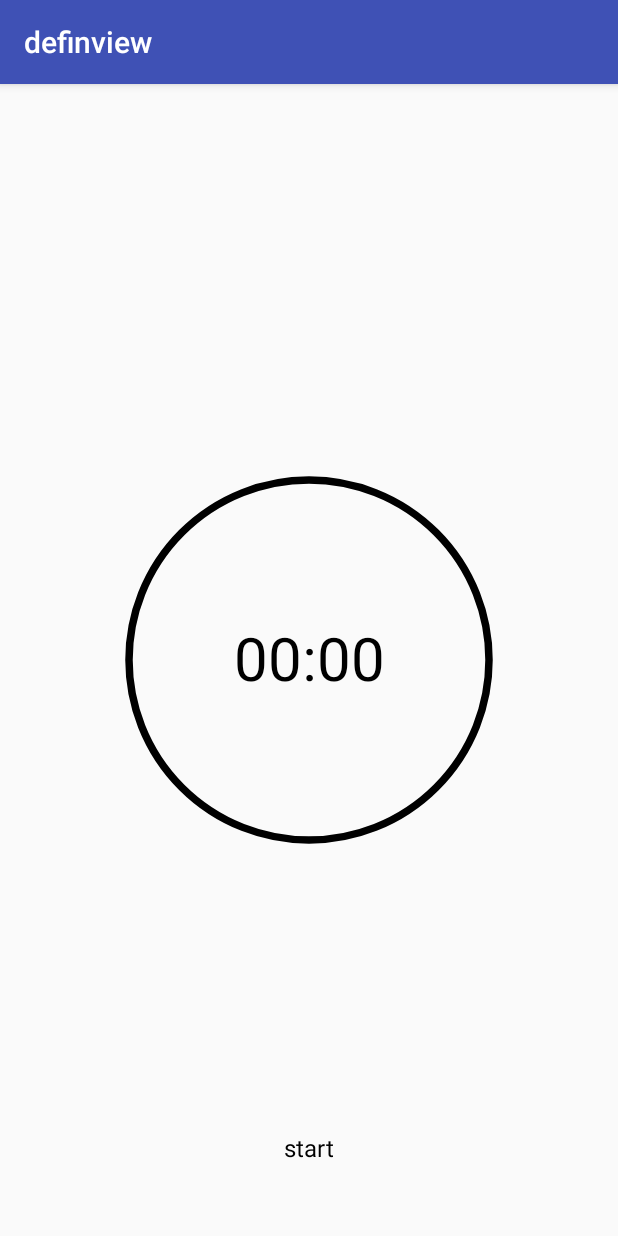
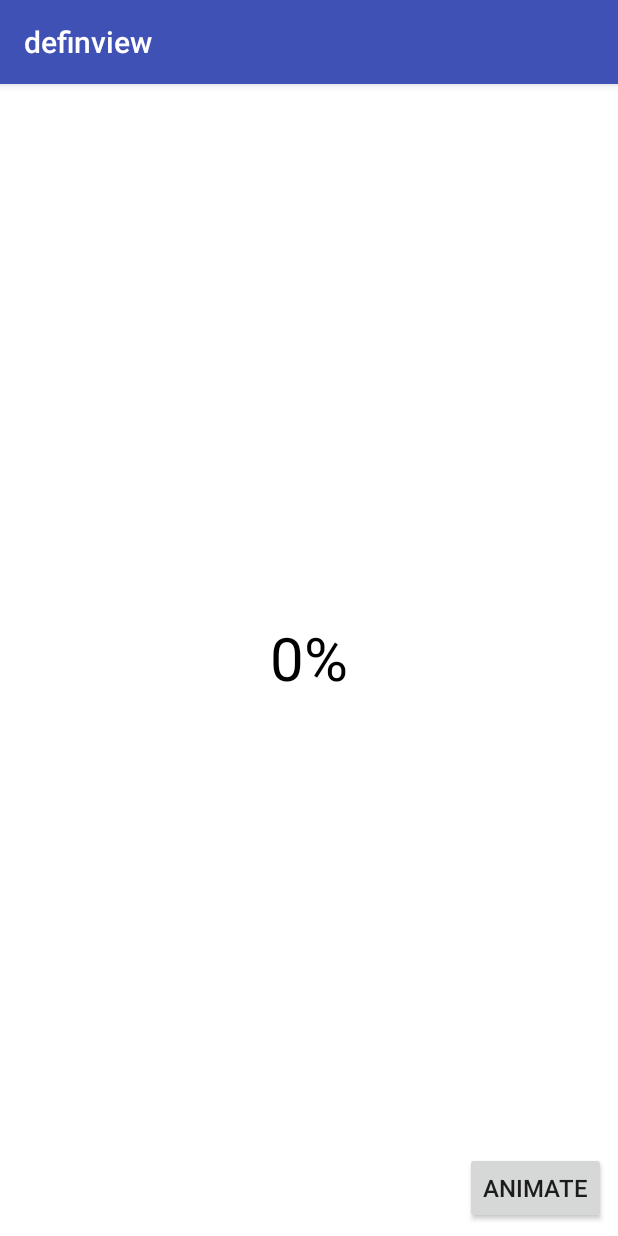
Before and after one commit to HuixingWong/UseProject, an Android app: the screen it shows after launch (MainActivity before the commit, TestCircleBarActivity after it), after a tap on "start", on a phone screen of 412 x 824 dp. Run offline under Robolectric (Android 15) with nearby library versions, the phone set to English and light mode, and no system bars.

Commit message:
进度条出错修改前提交

```diff
--- a/definview/build.gradle
+++ b/definview/build.gradle
@@ -28,5 +28,6 @@ dependencies {
         exclude group: 'com.android.support', module: 'support-annotations'
     })
     compile 'com.android.support:appcompat-v7:25.3.1'
+    compile 'com.android.support.constraint:constraint-layout:1.0.2'
     testCompile 'junit:junit:4.12'
 }
--- a/definview/src/main/AndroidManifest.xml
+++ b/definview/src/main/AndroidManifest.xml
@@ -10,11 +10,12 @@
         android:theme="@style/AppTheme">
         <activity android:name=".MainActivity">
             <intent-filter>
-                <action android:name="android.intent.action.MAIN"/>
+                <action android:name="android.intent.action.MAIN" />
 
-                <category android:name="android.intent.category.LAUNCHER"/>
+                <category android:name="android.intent.category.LAUNCHER" />
             </intent-filter>
         </activity>
+        <activity android:name=".TestCircleBarActivity"></activity>
     </application>
 
 </manifest>
--- a/definview/src/main/java/com/example/huixing/definview/MainActivity.java
+++ b/definview/src/main/java/com/example/huixing/definview/MainActivity.java
@@ -1,5 +1,6 @@
 package com.example.huixing.definview;
 
+import android.content.Intent;
 import android.support.v7.app.AppCompatActivity;
 import android.os.Bundle;
 import android.view.View;
@@ -20,6 +21,7 @@ public class MainActivity extends AppCompatActivity {
             @Override
             public void onClick(View view) {
                 clockView.start();
+                startActivity(new Intent(MainActivity.this,TestCircleBarActivity.class));
             }
         });
     }
--- /dev/null
+++ b/definview/src/main/java/com/example/huixing/definview/TestCircleBarActivity.java
@@ -0,0 +1,19 @@
+package com.example.huixing.definview;
+
+import android.support.v7.app.ActionBar;
+import android.support.v7.app.AppCompatActivity;
+import android.os.Bundle;
+import android.text.Layout;
+import android.widget.LinearLayout;
+
+import com.example.huixing.definview.practice06.Practice06KeyframeLayout;
+
+public class TestCircleBarActivity extends AppCompatActivity {
+
+    @Override
+    protected void onCreate(Bundle savedInstanceState) {
+        super.onCreate(savedInstanceState);
+        setContentView(R.layout.sample_keyframe);
+
+    }
+}
--- /dev/null
+++ b/definview/src/main/java/com/example/huixing/definview/Utils.java
@@ -0,0 +1,11 @@
+package com.example.huixing.definview;
+
+import android.content.res.Resources;
+import android.util.DisplayMetrics;
+
+public class Utils {
+    public static float dpToPixel(float dp) {
+        DisplayMetrics metrics = Resources.getSystem().getDisplayMetrics();
+        return dp * metrics.density;
+    }
+}
--- /dev/null
+++ b/definview/src/main/java/com/example/huixing/definview/practice06/Practice06KeyframeLayout.java
@@ -0,0 +1,73 @@
+package com.example.huixing.definview.practice06;
+
+import android.animation.Keyframe;
+import android.animation.ObjectAnimator;
+import android.animation.PropertyValuesHolder;
+import android.content.Context;
+import android.support.v4.view.animation.FastOutSlowInInterpolator;
+import android.util.AttributeSet;
+import android.view.LayoutInflater;
+import android.view.View;
+import android.widget.Button;
+import android.widget.RelativeLayout;
+
+import com.example.huixing.definview.R;
+
+
+public class Practice06KeyframeLayout extends RelativeLayout {
+    Practice06KeyframeView view;
+    Button animateBt;
+
+    public Practice06KeyframeLayout(Context context) {
+        super(context);
+    }
+
+    public Practice06KeyframeLayout(Context context, AttributeSet attrs) {
+        super(context, attrs);
+    }
+
+    public Practice06KeyframeLayout(Context context, AttributeSet attrs, int defStyleAttr) {
+        super(context, attrs, defStyleAttr);
+    }
+
+    @Override
+    protected void onAttachedToWindow() {
+        super.onAttachedToWindow();
+
+        view = (Practice06KeyframeView) findViewById(R.id.objectAnimatorView);
+        animateBt = (Button) findViewById(R.id.animateBt);
+
+        animateBt.setOnClickListener(new OnClickListener() {
+            @Override
+            public void onClick(View v) {
+                // 使用 Keyframe.ofFloat() 来为 view 的 progress 属性创建关键帧
+                // 初始帧：progress 为 0
+                // 时间进行到一般：progress 为 100
+                // 结束帧：progress 回落到 80
+                // 使用 PropertyValuesHolder.ofKeyframe() 来把关键帧拼接成一个完整的属性动画方案
+                // 使用 ObjectAnimator.ofPropertyValuesHolder() 来创建动画
+//                Toast.makeText(getContext(), "就不动啦啦啦啦", Toast.LENGTH_SHORT).show();
+
+                Keyframe key1 = Keyframe.ofFloat(0,0);
+                Keyframe key2 = Keyframe.ofFloat(0.3f,60);
+                Keyframe key3 = Keyframe.ofFloat(0.5f,30);
+                Keyframe key4 = Keyframe.ofFloat(0.6f,80);
+                Keyframe key5 = Keyframe.ofFloat(0.7f,50);
+                Keyframe key6 = Keyframe.ofFloat(0.8f,90);
+                Keyframe key7 = Keyframe.ofFloat(0.9f,60);
+                Keyframe key8 = Keyframe.ofFloat(1,100);
+
+                PropertyValuesHolder holdr = PropertyValuesHolder.ofKeyframe
+                        ("progress",key1,key2,key3,key4,key5,key6,key7,key8);
+
+                ObjectAnimator animator = ObjectAnimator.
+                        ofPropertyValuesHolder(view,holdr);
+
+                animator.setDuration(3000);
+                animator.setInterpolator(new FastOutSlowInInterpolator());
+                animator.start();
+
+            }
+        });
+    }
+}
--- /dev/null
+++ b/definview/src/main/java/com/example/huixing/definview/practice06/Practice06KeyframeView.java
@@ -0,0 +1,77 @@
+package com.example.huixing.definview.practice06;
+
+import android.content.Context;
+import android.content.res.TypedArray;
+import android.graphics.Canvas;
+import android.graphics.Color;
+import android.graphics.Paint;
+import android.graphics.RectF;
+import android.support.annotation.Nullable;
+import android.util.AttributeSet;
+import android.view.View;
+
+import com.example.huixing.definview.R;
+
+import static com.example.huixing.definview.Utils.dpToPixel;
+
+
+public class Practice06KeyframeView extends View {
+    final float radius = dpToPixel(80);
+
+    int progress = 0;
+    RectF arcRectF = new RectF();
+
+    Paint paint = new Paint(Paint.ANTI_ALIAS_FLAG);
+
+    public Practice06KeyframeView(Context context) {
+        super(context);
+    }
+
+    public Practice06KeyframeView(Context context, @Nullable AttributeSet attrs) {
+        super(context, attrs);
+//        TypedArray array = context.obtainStyledAttributes(attrs, R.styleable.CircleView);
+//        progress = array.getInteger(0,0);
+    }
+
+    public Practice06KeyframeView(Context context, @Nullable AttributeSet attrs, int defStyleAttr) {
+        super(context, attrs, defStyleAttr);
+    }
+
+    {
+        paint.setTextSize(dpToPixel(40));
+        paint.setTextAlign(Paint.Align.CENTER);
+    }
+
+    public float getProgress() {
+        return progress;
+    }
+
+    public void setProgress(int progress) {
+        this.progress = progress;
+        invalidate();
+    }
+
+    @Override
+    public void onDraw(Canvas canvas) {
+        super.onDraw(canvas);
+
+        float centerX = getWidth() / 2;
+        float centerY = getHeight() / 2;
+
+        paint.setColor(Color.parseColor("#E91E63"));
+        paint.setStyle(Paint.Style.STROKE);
+        /**
+         * 这一句是线头末尾的形状
+         */
+        paint.setStrokeCap(Paint.Cap.ROUND);
+        paint.setStrokeWidth(dpToPixel(15));
+        arcRectF.set(centerX - radius, centerY - radius, centerX + radius, centerY + radius);
+//        canvas.drawArc(arcRectF, 135, progress * 2.7f, false, paint);
+        canvas.drawArc(arcRectF, 135, progress * 3.6f, false, paint);
+//        canvas.drawCircle(centerX,centerY,progress * 3.6f,paint);
+
+        paint.setColor(Color.BLACK);
+        paint.setStyle(Paint.Style.FILL);
+        canvas.drawText((int) progress + "%", centerX, centerY - (paint.ascent() + paint.descent()) / 2, paint);
+    }
+}
--- /dev/null
+++ b/definview/src/main/res/layout/sample_keyframe.xml
@@ -0,0 +1,26 @@
+<?xml version="1.0" encoding="utf-8"?>
+<com.example.huixing.definview.practice06.Practice06KeyframeLayout
+    xmlns:app="http://schemas.android.com/apk/res-auto"
+    xmlns:android="http://schemas.android.com/apk/res/android"
+    android:layout_width="match_parent"
+    android:layout_height="match_parent"
+    android:background="#ffffff">
+
+    <com.example.huixing.definview.practice06.Practice06KeyframeView
+        android:id="@+id/objectAnimatorView"
+        android:layout_width="match_parent"
+        android:layout_height="match_parent"
+        android:layout_centerInParent="true"/>
+
+    <Button
+        android:id="@+id/animateBt"
+        android:layout_width="wrap_content"
+        android:layout_height="48dp"
+        android:layout_alignParentEnd="true"
+        android:layout_alignParentBottom="true"
+        android:layout_margin="8dp"
+        android:textSize="16sp"
+        android:text="animate"
+        android:layout_alignParentRight="true" />
+
+</com.example.huixing.definview.practice06.Practice06KeyframeLayout>
--- a/definview/src/main/res/values/styles.xml
+++ b/definview/src/main/res/values/styles.xml
@@ -8,4 +8,10 @@
         <item name="colorAccent">@color/colorAccent</item>
     </style>
 
+    <!--name为声明的"属性集合"名，可以随便取，但是最好是设置为跟我们的View一样的名称-->
+    <declare-styleable name="CircleView">
+        <!--声明我们的属性，名称为default_size,取值类型为尺寸类型（dp,px等）-->
+        <attr name="progress" format="integer" />
+    </declare-styleable>
+
 </resources>
```
Also changed, not shown: definview/src/main/res/layout/activity_test_circle_bar.xml (added, +15 -0 lines). Lines whose indentation alone changed are shown as unchanged.
